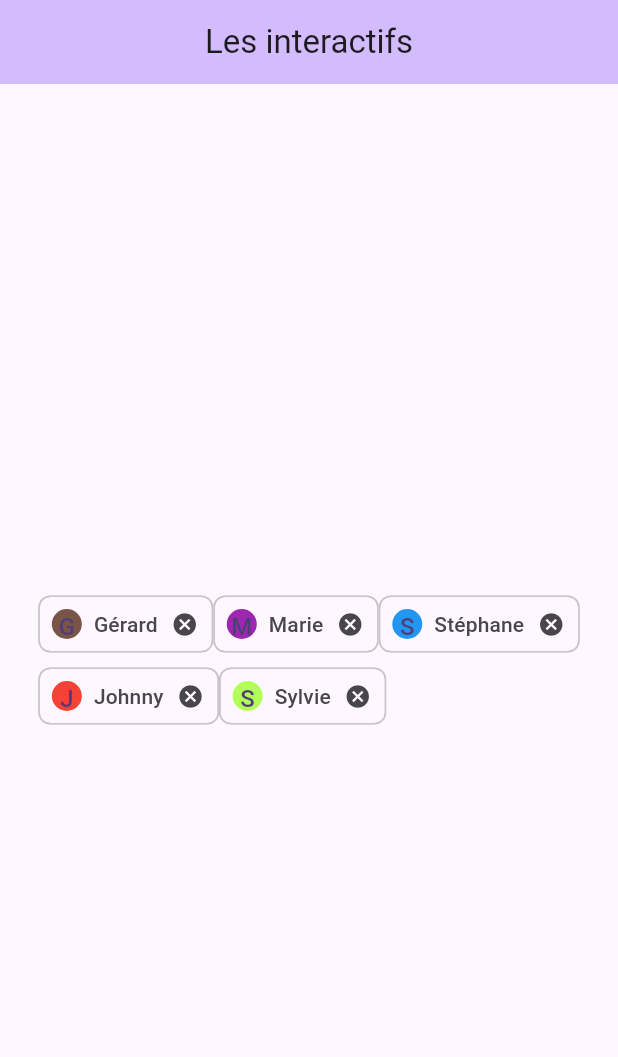
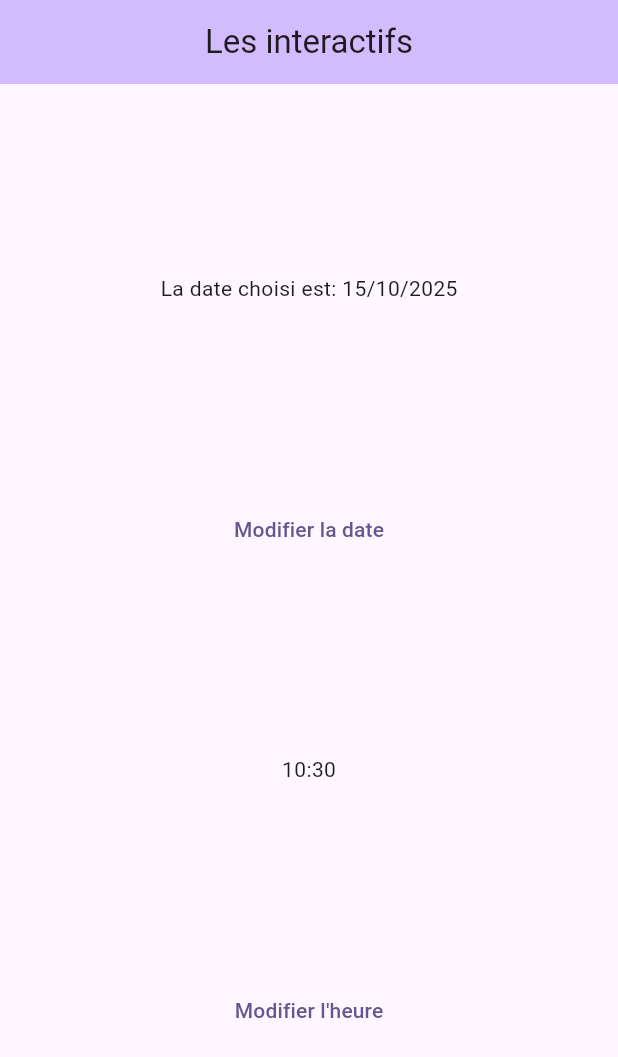
Before and after one commit to simon-oks/learn-flutter-interactif-widgets, a Flutter app: the screen it shows after launch, on a phone screen of 412 x 824 dp. Shown: the top 1057 px of the screen. Run offline on Flutter 3.47's test engine with Material 3 defaults, Android fonts, the light colour scheme and no system bars.

Commit message:
DateTime & TimeOfDay

```diff
--- a/lib/home_page.dart
+++ b/lib/home_page.dart
@@ -12,13 +12,53 @@ class HomePage extends StatefulWidget {
 }
 
 class _HomePageState extends State<HomePage> {
-  List<User> users = [
-    User("Gérard", Colors.brown),
-    User("Marie", Colors.purple),
-    User("Stéphane", Colors.blue),
-    User("Johnny", Colors.red),
-    User("Sylvie", Colors.lightGreenAccent),
-  ];
+  DateTime? _datePicked = DateTime.now();
+  TimeOfDay? _timePicked = TimeOfDay.now();
+
+  Future<void> _pickDate() async {
+    final newDate = await showDatePicker(
+      context: context,
+      firstDate: DateTime(1980),
+      lastDate: DateTime(2222),
+      currentDate: _datePicked,
+      initialEntryMode: DatePickerEntryMode.input,
+    );
+    if (newDate != null && newDate != _datePicked) {
+      setState(() {
+        _datePicked = newDate;
+      });
+    }
+  }
+
+  Future<void> _pickTime() async {
+    final newTime = await showTimePicker(
+      context: context,
+      initialTime: _timePicked ?? TimeOfDay.now(),
+      initialEntryMode: TimePickerEntryMode.input,
+    );
+    if (newTime != null && newTime != _timePicked) {
+      setState(() {
+        _timePicked = newTime;
+      });
+    }
+  }
+
+  String readableDate(DateTime? date) {
+    if (date == null) {
+      return "Aucun date n'a été choisi";
+    } else {
+      final year = date.year;
+      final month = date.month;
+      final day = date.day;
+      return "La date choisi est: $day/$month/$year";
+    }
+  }
+
+  String readableTime() {
+    final hour = _timePicked?.hour;
+    final minute = _timePicked?.minute;
+    return "$hour:$minute";
+  }
 
   @override
   Widget build(BuildContext context) {
@@ -29,39 +69,16 @@ class _HomePageState extends State<HomePage> {
         backgroundColor: Theme.of(context).colorScheme.inversePrimary,
       ),
       body: Center(
-        child: Wrap(
-          children: users.map((user) {
-            return Chip(
-              label: Text(user.name),
-              avatar: CircleAvatar(
-                backgroundColor: user.color,
-                child: Text(user.name[0]),
-              ),
-              onDeleted: () {
-                setState(() {
-                  users.remove(user);
-                });
-              },
-            );
-          }).toList(),
+        child: Column(
+          mainAxisAlignment: MainAxisAlignment.spaceEvenly,
+          children: [
+            Text(readableDate(_datePicked)),
+            TextButton(onPressed: _pickDate, child: Text("Modifier la date")),
+            Text(readableTime()),
+            TextButton(onPressed: _pickTime, child: Text("Modifier l'heure")),
+          ],
         ),
       ),
     );
   }
 }
-
-enum RugbyClub { Toulon, Toulouse, Biarritiz, Racing, Clermon }
-
-class Animal {
-  String name;
-  String icon;
-
-  Animal(this.name, this.icon);
-}
-
-class User {
-  String name;
-  Color color;
-
-  User(this.name, this.color);
-}
```
